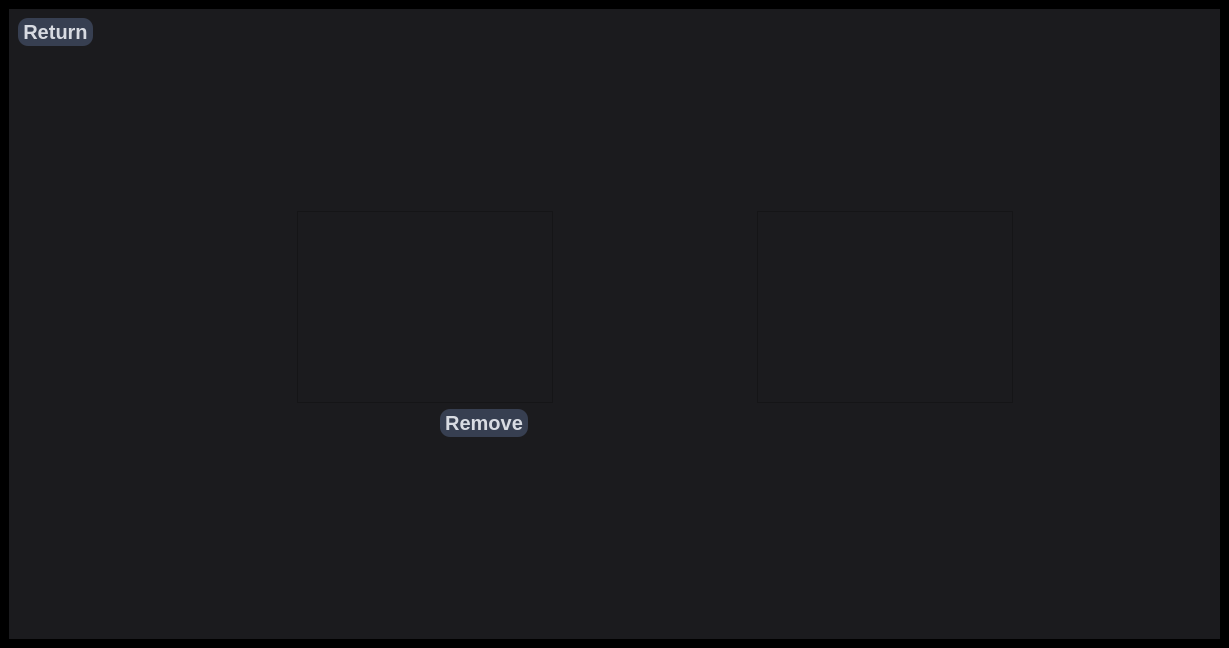
This is LinuxProject/mainwindow.ui in Skalik2/LinuxAppCpp as Qt 5 draws it before an edit. The edited form follows.
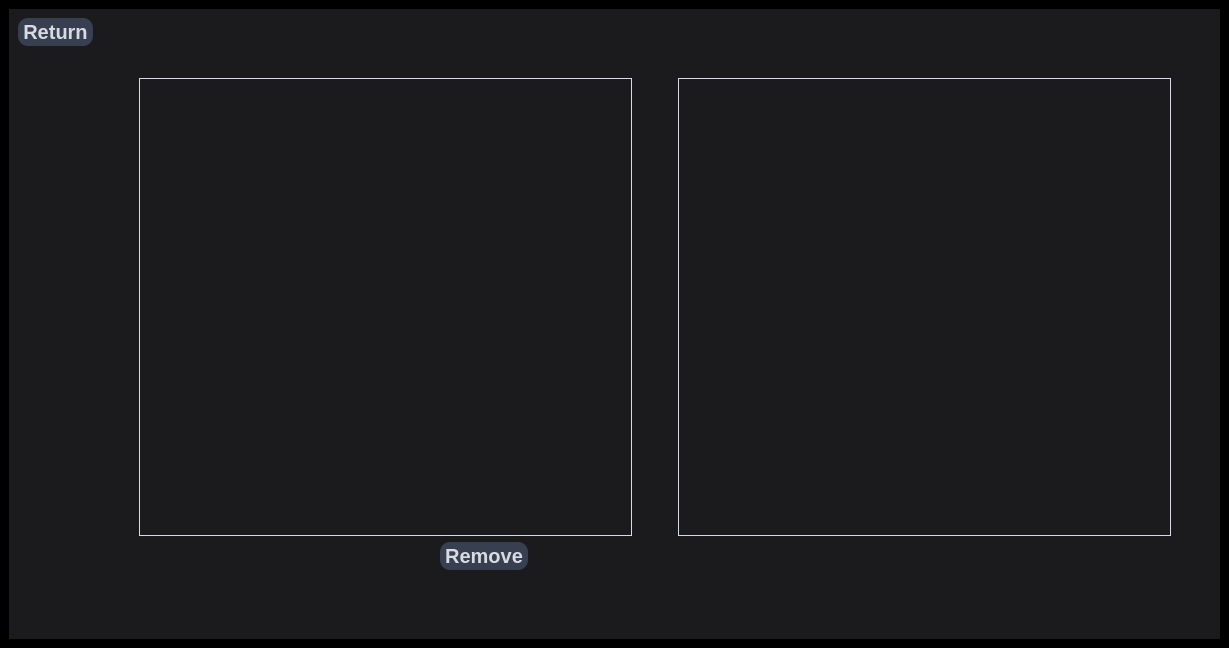
This is the edited form. The open tabs and pages were chosen to show the change.

Commit message: Adjust: Css admin reports page

The edit to the form file:
```diff
--- a/LinuxProject/mainwindow.ui
+++ b/LinuxProject/mainwindow.ui
@@ -2331,6 +2331,9 @@
 QPushButton:hover{
 	background-color: rgb(255, 255, 255);
 	color: rgb(0, 0, 0);
+}
+QTextEdit, QListWidget {
+	border: 1px solid #D8DBE2;
 }</string>
        </property>
        <layout class="QHBoxLayout" name="horizontalLayout_37">
@@ -2387,6 +2390,9 @@
               <property name="orientation">
                <enum>Qt::Vertical</enum>
               </property>
+              <property name="sizeType">
+               <enum>QSizePolicy::Minimum</enum>
+              </property>
               <property name="sizeHint" stdset="0">
                <size>
                 <width>20</width>
@@ -2402,6 +2408,9 @@
                 <property name="orientation">
                  <enum>Qt::Horizontal</enum>
                 </property>
+                <property name="sizeType">
+                 <enum>QSizePolicy::Minimum</enum>
+                </property>
                 <property name="sizeHint" stdset="0">
                  <size>
                   <width>40</width>
@@ -2423,6 +2432,12 @@
                 <property name="spacing">
                  <number>2</number>
                 </property>
+                <property name="viewMode">
+                 <enum>QListView::ListMode</enum>
+                </property>
+                <property name="uniformItemSizes">
+                 <bool>false</bool>
+                </property>
                 <property name="batchSize">
                  <number>100</number>
                 </property>
@@ -2433,6 +2448,9 @@
                 <property name="orientation">
                  <enum>Qt::Horizontal</enum>
                 </property>
+                <property name="sizeType">
+                 <enum>QSizePolicy::Minimum</enum>
+                </property>
                 <property name="sizeHint" stdset="0">
                  <size>
                   <width>40</width>
@@ -2455,6 +2473,9 @@
                 <property name="orientation">
                  <enum>Qt::Horizontal</enum>
                 </property>
+                <property name="sizeType">
+                 <enum>QSizePolicy::Minimum</enum>
+                </property>
                 <property name="sizeHint" stdset="0">
                  <size>
                   <width>40</width>
@@ -2520,6 +2541,9 @@
               <property name="orientation">
                <enum>Qt::Vertical</enum>
               </property>
+              <property name="sizeType">
+               <enum>QSizePolicy::Minimum</enum>
+              </property>
               <property name="sizeHint" stdset="0">
                <size>
                 <width>20</width>
```
Left out of the diff: 18 changed lines with no effect on the pictures. The commit also changes 2 other files.
